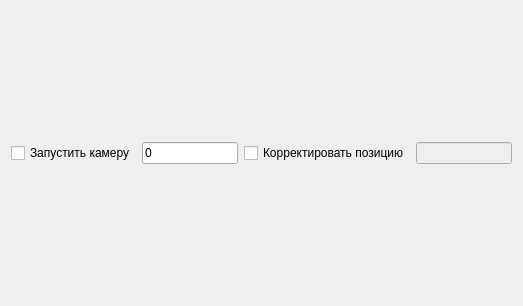
Old version of the form image_process.ui in the repository CMIDnavigation/Test.
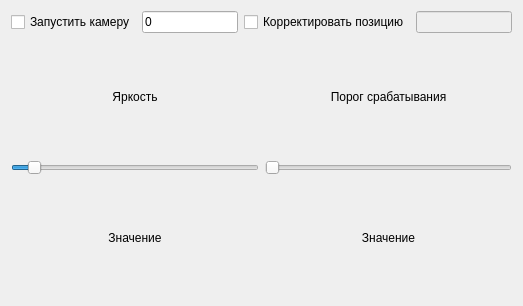
New version of the form.

Commit message: before_change_math

Diff of the .ui file:
```diff
--- a/image_process.ui
+++ b/image_process.ui
@@ -47,7 +47,85 @@
     </layout>
    </item>
    <item>
-    <layout class="QHBoxLayout" name="horizontalLayout"/>
+    <layout class="QHBoxLayout" name="horizontalLayout">
+     <item>
+      <layout class="QVBoxLayout" name="verticalLayout_2">
+       <item>
+        <widget class="QLabel" name="label">
+         <property name="text">
+          <string>Яркость</string>
+         </property>
+         <property name="alignment">
+          <set>Qt::AlignCenter</set>
+         </property>
+        </widget>
+       </item>
+       <item>
+        <widget class="QSlider" name="slider_Y">
+         <property name="toolTipDuration">
+          <number>-5</number>
+         </property>
+         <property name="minimum">
+          <number>0</number>
+         </property>
+         <property name="maximum">
+          <number>255</number>
+         </property>
+         <property name="value">
+          <number>18</number>
+         </property>
+         <property name="orientation">
+          <enum>Qt::Horizontal</enum>
+         </property>
+        </widget>
+       </item>
+       <item>
+        <widget class="QLabel" name="label_3">
+         <property name="text">
+          <string>Значение</string>
+         </property>
+         <property name="alignment">
+          <set>Qt::AlignCenter</set>
+         </property>
+        </widget>
+       </item>
+      </layout>
+     </item>
+     <item>
+      <layout class="QVBoxLayout" name="verticalLayout_4">
+       <item>
+        <widget class="QLabel" name="label_2">
+         <property name="text">
+          <string>Порог срабатывания</string>
+         </property>
+         <property name="alignment">
+          <set>Qt::AlignCenter</set>
+         </property>
+        </widget>
+       </item>
+       <item>
+        <widget class="QSlider" name="slider_intesivity">
+         <property name="maximum">
+          <number>100</number>
+         </property>
+         <property name="orientation">
+          <enum>Qt::Horizontal</enum>
+         </property>
+        </widget>
+       </item>
+       <item>
+        <widget class="QLabel" name="label_4">
+         <property name="text">
+          <string>Значение</string>
+         </property>
+         <property name="alignment">
+          <set>Qt::AlignCenter</set>
+         </property>
+        </widget>
+       </item>
+      </layout>
+     </item>
+    </layout>
    </item>
    <item>
     <layout class="QHBoxLayout" name="horizontalLayout_3"/>
```
The commit also changes 1 other file.
